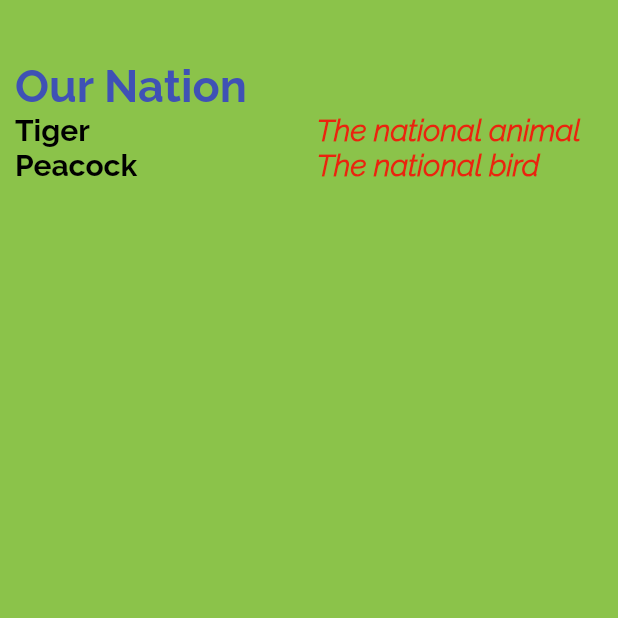
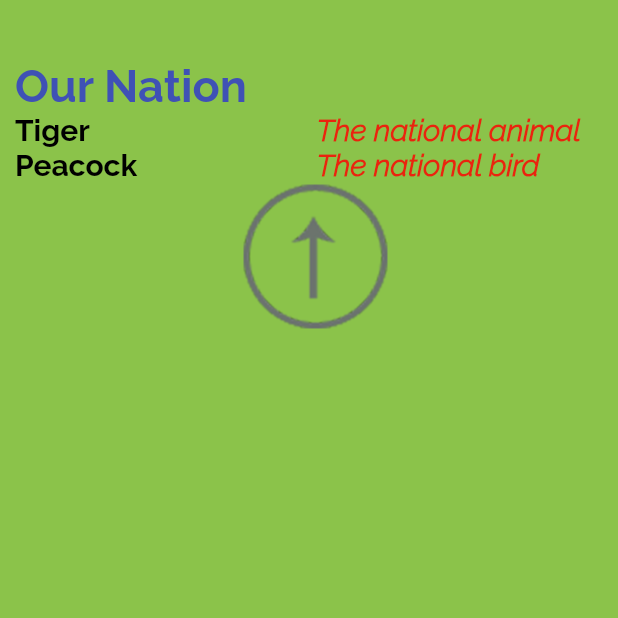
Before and after one commit to madhankumardroid/SHCourse, a Flutter app: the screen it shows after launch, on a phone screen of 412 x 824 dp, the top half of it. Run offline on Flutter 3.47's test engine with Material 2 defaults, Android fonts, the phone set to English and light mode, and no system bars.

Commit message:
Learned about how to use Image assets.

```diff
--- a/flutter_app/lib/app_screens/our_nation.dart
+++ b/flutter_app/lib/app_screens/our_nation.dart
@@ -77,10 +77,20 @@ class Nation extends StatelessWidget {
                   ),
                 )
               ],
-            )
+            ),
+            MyImageAsset()
           ],
         ),
       ),
     );
   }
 }
+
+class MyImageAsset extends StatelessWidget {
+  @override
+  Widget build(BuildContext context) {
+    AssetImage assetImage = AssetImage("images/up_arrow.png");
+    Image image = Image(image: assetImage, height: 100.0, width: 100.0);
+    return Container(child: image);
+  }
+}
```
Also changed, not shown: flutter_app/pubspec.yaml (+3 -4 lines), flutter_app/images/up_arrow.png (added).
